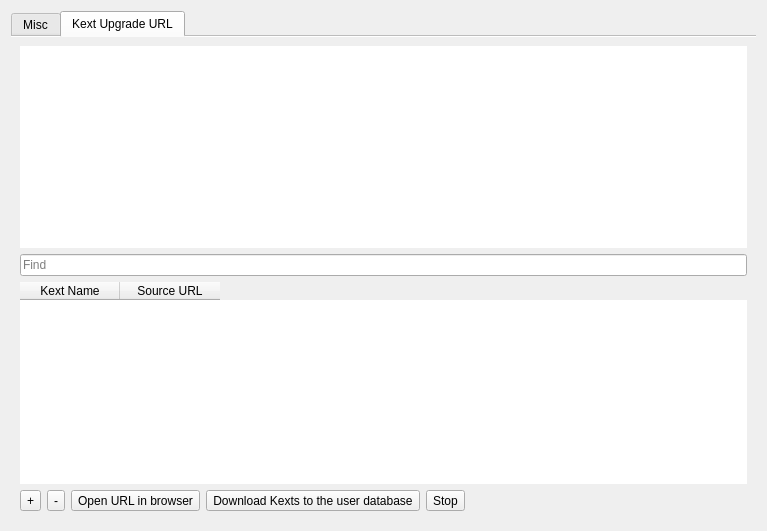
Before: the Qt Designer form dlgpreference.ui in ic005k/OCAuxiliaryTools, drawn with Qt 5.
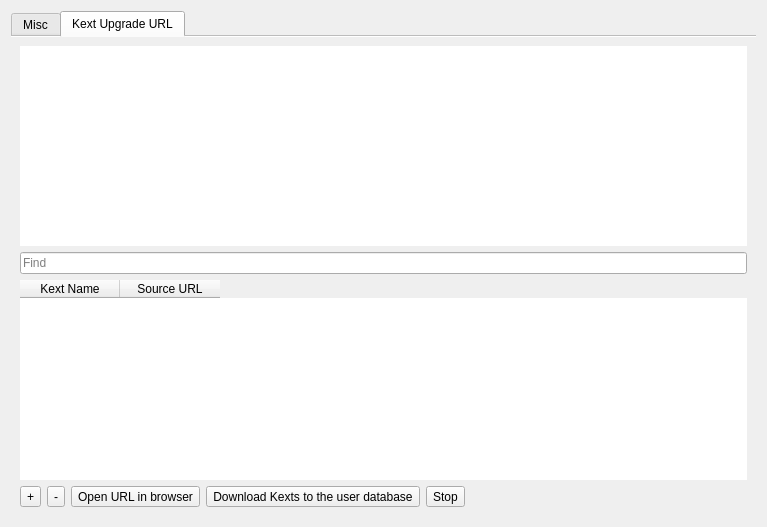
After: the same form once the commit is applied. The open tabs and pages were chosen to show the change.

```diff
--- a/dlgpreference.ui
+++ b/dlgpreference.ui
@@ -7,7 +7,7 @@
     <x>0</x>
     <y>0</y>
     <width>767</width>
-    <height>531</height>
+    <height>527</height>
    </rect>
   </property>
   <property name="windowTitle">
```
Left out of the diff: 2 changed lines with no effect on the pictures.
